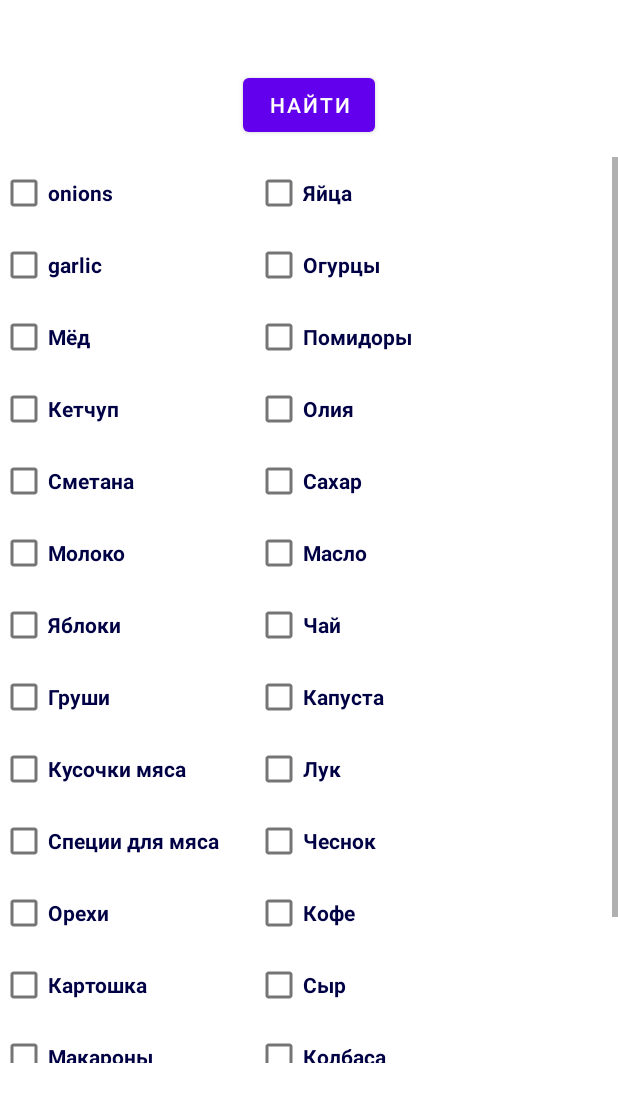
After one commit to yanushevilya/StudentCook, an Android app: the layout activity_checkbox_recipes.xml on its own in the app's theme, with its tools: preview values and no code run, on a phone screen of 412 x 824 dp. The commit adds this screen. Shown: the top 1102 px of the screen. Run offline under Robolectric (Android 15) with nearby library versions, the phone set to English and light mode, and no system bars.

Commit message:
Work version-3 (separate RecipeQueryTasks)

```diff
--- /dev/null
+++ b/app/src/main/java/com/example/studentcook/CheckboxRecipes.java
@@ -0,0 +1,50 @@
+package com.example.studentcook;
+
+import androidx.appcompat.app.AppCompatActivity;
+
+import android.content.Intent;
+import android.os.Bundle;
+import android.widget.Button;
+import android.widget.CheckBox;
+
+import java.net.URL;
+
+import static com.example.studentcook.NetworkUtils.generateURLCb;
+
+public class CheckboxRecipes extends AppCompatActivity {
+
+    Button btnInCheckBox;
+    CheckBox cbOnions;
+    CheckBox cbGarlic;
+
+    @Override
+    protected void onCreate(Bundle savedInstanceState) {
+        super.onCreate(savedInstanceState);
+        setContentView(R.layout.activity_checkbox_recipes);
+
+        btnInCheckBox = findViewById(R.id.btnInCheckBox);
+        cbOnions = findViewById(R.id.cbOnions);
+        cbGarlic = findViewById(R.id.cbGarlic);
+        String [] components = {cbOnions.getText().toString(), cbGarlic.getText().toString()};
+
+
+        btnInCheckBox.setOnClickListener(v -> {
+//            mainActivity.getmImgNames().clear();
+//            mainActivity.getmImgUrl().clear();
+
+            URL generatedURL = generateURLCb(components);
+
+            // Запуск задачи вынесенной в отдельный поток
+            new RecipeQueryTasks(null, CheckboxRecipes.this).execute(generatedURL);
+
+            startMainActivity();
+        });
+    }
+
+    private void startMainActivity() {
+        Intent intent = new Intent(this, MainActivity.class);
+        startActivity(intent);
+        finish();
+    }
+
+}
--- a/app/src/main/java/com/example/studentcook/MainActivity.java
+++ b/app/src/main/java/com/example/studentcook/MainActivity.java
@@ -50,7 +50,7 @@ public class MainActivity extends AppCompatActivity {
                 URL generatedURL = generateURL(etSearch.getText().toString());
 
                 // Запуск задачи вынесенной в отдельный поток
-                new RecipeQueryTasks(MainActivity.this).execute(generatedURL);
+                new RecipeQueryTasks(MainActivity.this, null).execute(generatedURL);
             }
         });
 
@@ -58,31 +58,31 @@ public class MainActivity extends AppCompatActivity {
     }
 
 
-    // #SOURCE
-    private void initSource() {
-        mImgNames.add("Baked Omelet With Broccoli &amp; Tomato");
-        mImgUrl.add("http://img.recipepuppy.com/123889.jpg");
-        mImgNames.add("Mild Curry Omelet");
-        mImgUrl.add("");
-        mImgNames.add("Light Italian Feta Omelet");
-        mImgUrl.add("http://img.recipepuppy.com/36027.jpg");
-        mImgNames.add("Awesome Cajun Omelet");
-        mImgUrl.add("");
-        mImgNames.add("Blue Cheese Omelet");
-        mImgUrl.add("http://img.recipepuppy.com/177663.jpg");
-        mImgNames.add("Canadian Bacon Omelet");
-        mImgUrl.add("");
-        mImgNames.add("Cauliflower and Feta Omelet");
-        mImgUrl.add("");
-        mImgNames.add("Chef Joey's Low Cal Breakfast Omelet");
-        mImgUrl.add("");
-        mImgNames.add("Vegan Omelet For One Recipe");
-        mImgUrl.add("http://img.re cipepuppy.com/328574.jpg");
-        mImgNames.add("Tomato Omelet Recipe");
-        mImgUrl.add("");
-
-        initRecyclerView();
-    }
+//    // #SOURCE
+//    private void initSource() {
+//        mImgNames.add("Baked Omelet With Broccoli &amp; Tomato");
+//        mImgUrl.add("http://img.recipepuppy.com/123889.jpg");
+//        mImgNames.add("Mild Curry Omelet");
+//        mImgUrl.add("");
+//        mImgNames.add("Light Italian Feta Omelet");
+//        mImgUrl.add("http://img.recipepuppy.com/36027.jpg");
+//        mImgNames.add("Awesome Cajun Omelet");
+//        mImgUrl.add("");
+//        mImgNames.add("Blue Cheese Omelet");
+//        mImgUrl.add("http://img.recipepuppy.com/177663.jpg");
+//        mImgNames.add("Canadian Bacon Omelet");
+//        mImgUrl.add("");
+//        mImgNames.add("Cauliflower and Feta Omelet");
+//        mImgUrl.add("");
+//        mImgNames.add("Chef Joey's Low Cal Breakfast Omelet");
+//        mImgUrl.add("");
+//        mImgNames.add("Vegan Omelet For One Recipe");
+//        mImgUrl.add("http://img.re cipepuppy.com/328574.jpg");
+//        mImgNames.add("Tomato Omelet Recipe");
+//        mImgUrl.add("");
+//
+//        initRecyclerView();
+//    }
 
     public void initRecyclerView() {
         RecyclerView recyclerView = findViewById(R.id.recycler_view);
--- a/app/src/main/java/com/example/studentcook/NetworkUtils.java
+++ b/app/src/main/java/com/example/studentcook/NetworkUtils.java
@@ -37,6 +37,37 @@ public class NetworkUtils {
         return url;
     }
 
+    // возвращаем URL (for CheckBox)
+    public static URL generateURLCb (String ... component) {
+        // используем Uri для построения html-строки запроса
+        // Uri позволяет нам строить строку запроса, при это
+        // подстановку управляющих симовлов типа =,?,& он берет на себя
+        // http://www.recipepuppy.com/api/?i=  onions,garlic  &q=  omelet  &p=3
+        String components = "";
+        for (int i=0; i<component.length; i++) {
+            if (i == component.length - 1) {
+                components = components + component[i];
+            } else {
+                components = components + component[i] + ",";
+            }
+        }
+
+        Uri buildUri = Uri.parse(RECIPE_BASE_URL).buildUpon()
+                .appendQueryParameter(RECIPE_OPTIONS_URL, components)
+                .appendQueryParameter(RECIPE_NAME_URL, "")
+                .appendQueryParameter(RECIPE_END_URL, "1")
+                .build();
+
+        // конвертируем Uri в URL
+        URL url = null;
+        try {
+            url = new URL(Uri.decode(buildUri.toString()));
+        } catch (MalformedURLException e) {
+            e.printStackTrace();
+        }
+        return url;
+    }
+
     // возвращаем JSON-объект из нашего URL
     public static String getResponseFromUrl(URL url) throws IOException {
         // создаем подключение по URL - url.openConnection()
--- a/app/src/main/java/com/example/studentcook/RecipeQueryTasks.java
+++ b/app/src/main/java/com/example/studentcook/RecipeQueryTasks.java
@@ -19,9 +19,12 @@ import static com.example.studentcook.NetworkUtils.getResponseFromUrl;
 class RecipeQueryTasks extends AsyncTask<URL, Void, String> {
 
     private final MainActivity mainActivity;
+    private final CheckboxRecipes checkboxRecipes;
 
-    public RecipeQueryTasks(MainActivity mainActivity) {
+
+    public RecipeQueryTasks(MainActivity mainActivity, CheckboxRecipes checkboxRecipes) {
         this.mainActivity = mainActivity;
+        this.checkboxRecipes = checkboxRecipes;
     }
 
     @Override
--- /dev/null
+++ b/app/src/main/res/layout/activity_checkbox_recipes.xml
@@ -0,0 +1,296 @@
+<?xml version="1.0" encoding="utf-8"?>
+<LinearLayout xmlns:android="http://schemas.android.com/apk/res/android"
+    xmlns:app="http://schemas.android.com/apk/res-auto"
+    xmlns:tools="http://schemas.android.com/tools"
+    android:layout_width="match_parent"
+    android:layout_height="match_parent"
+    android:orientation="vertical"
+    tools:context=".CheckboxRecipes">
+
+    <TextView
+        android:id="@+id/textView3"
+        android:layout_width="match_parent"
+        android:layout_height="wrap_content"
+        android:layout_gravity="center"
+        android:layout_marginTop="16dp"
+        android:text="Выберете продукты, которые у вас есть"
+        android:textColor="@color/white"
+        android:textSize="18dp"
+        android:textStyle="bold" />
+
+    <Button
+        android:id="@+id/btnInCheckBox"
+        android:layout_width="wrap_content"
+        android:layout_height="wrap_content"
+        android:layout_gravity="center"
+        android:layout_margin="5dp"
+        android:insetTop="6dp"
+        android:text="Найти" />
+
+    <ScrollView
+        android:layout_width="match_parent"
+        android:layout_height="604dp"
+        android:layout_gravity="center"
+        android:layout_marginTop="5dp">
+
+        <LinearLayout
+            android:layout_width="wrap_content"
+            android:layout_height="wrap_content"
+            android:orientation="horizontal">
+
+            <LinearLayout
+                android:layout_width="match_parent"
+                android:layout_height="match_parent"
+                android:orientation="vertical">
+
+                <CheckBox
+                    android:id="@+id/cbOnions"
+                    android:layout_width="match_parent"
+                    android:layout_height="wrap_content"
+                    android:text="onions"
+                    android:textColor="#004"
+                    android:textStyle="bold" />
+
+                <CheckBox
+                    android:id="@+id/cbGarlic"
+                    android:layout_width="match_parent"
+                    android:layout_height="wrap_content"
+                    android:text="garlic"
+                    android:textColor="#004"
+                    android:textStyle="bold" />
+
+                <CheckBox
+                    android:id="@+id/checkBox"
+                    android:layout_width="match_parent"
+                    android:layout_height="wrap_content"
+                    android:text="Мёд"
+                    android:textColor="#004"
+                    android:textStyle="bold" />
+
+                <CheckBox
+                    android:id="@+id/checkBox2"
+                    android:layout_width="170dp"
+                    android:layout_height="wrap_content"
+                    android:text="Кетчуп"
+                    android:textColor="#004"
+                    android:textStyle="bold" />
+
+                <CheckBox
+                    android:id="@+id/checkBox4"
+                    android:layout_width="match_parent"
+                    android:layout_height="wrap_content"
+                    android:text="Сметана"
+                    android:textColor="#004"
+                    android:textStyle="bold" />
+
+                <CheckBox
+                    android:id="@+id/checkBox5"
+                    android:layout_width="match_parent"
+                    android:layout_height="wrap_content"
+                    android:text="Молоко"
+                    android:textColor="#004"
+                    android:textStyle="bold" />
+
+                <CheckBox
+                    android:id="@+id/checkBox9"
+                    android:layout_width="match_parent"
+                    android:layout_height="wrap_content"
+                    android:text="Яблоки"
+                    android:textColor="#004"
+                    android:textStyle="bold" />
+
+                <CheckBox
+                    android:id="@+id/checkBox10"
+                    android:layout_width="match_parent"
+                    android:layout_height="wrap_content"
+                    android:text="Груши"
+                    android:textColor="#004"
+                    android:textStyle="bold" />
+
+                <CheckBox
+                    android:id="@+id/checkBox11"
+                    android:layout_width="match_parent"
+                    android:layout_height="wrap_content"
+                    android:text="Кусочки мяса"
+                    android:textColor="#004"
+                    android:textStyle="bold" />
+
+                <CheckBox
+                    android:id="@+id/checkBox12"
+                    android:layout_width="match_parent"
+                    android:layout_height="wrap_content"
+                    android:text="Специи для мяса"
+                    android:textColor="#004"
+                    android:textStyle="bold" />
+
+                <CheckBox
+                    android:id="@+id/checkBox13"
+                    android:layout_width="match_parent"
+                    android:layout_height="wrap_content"
+                    android:text="Орехи"
+                    android:textColor="#004"
+                    android:textStyle="bold" />
+
+                <CheckBox
+                    android:id="@+id/checkBox14"
+                    android:layout_width="match_parent"
+                    android:layout_height="wrap_content"
+                    android:text="Картошка"
+                    android:textColor="#004"
+                    android:textStyle="bold" />
+
+                <CheckBox
+                    android:id="@+id/checkBox16"
+                    android:layout_width="match_parent"
+                    android:layout_height="wrap_content"
+                    android:text="Макароны"
+                    android:textColor="#004"
+                    android:textStyle="bold" />
+
+                <CheckBox
+                    android:id="@+id/checkBox15"
+                    android:layout_width="match_parent"
+                    android:layout_height="wrap_content"
+                    android:text="Гречка"
+                    android:textColor="#004"
+                    android:textStyle="bold" />
+
+                <CheckBox
+                    android:id="@+id/checkBox17"
+                    android:layout_width="match_parent"
+                    android:layout_height="wrap_content"
+                    android:text="Рис"
+                    android:textColor="#004"
+                    android:textStyle="bold" />
+
+            </LinearLayout>
+
+            <LinearLayout
+                android:layout_width="match_parent"
+                android:layout_height="match_parent"
+                android:orientation="vertical">
+
+                <CheckBox
+                    android:id="@+id/checkBox30"
+                    android:layout_width="match_parent"
+                    android:layout_height="wrap_content"
+                    android:text="Яйца"
+                    android:textColor="#004"
+                    android:textStyle="bold" />
+
+                <CheckBox
+                    android:id="@+id/checkBox29"
+                    android:layout_width="match_parent"
+                    android:layout_height="wrap_content"
+                    android:text="Огурцы"
+                    android:textColor="#004"
+                    android:textStyle="bold" />
+
+                <CheckBox
+                    android:id="@+id/checkBox20"
+                    android:layout_width="match_parent"
+                    android:layout_height="wrap_content"
+                    android:text="Помидоры"
+                    android:textColor="#004"
+                    android:textStyle="bold" />
+
+                <CheckBox
+                    android:id="@+id/checkBox28"
+                    android:layout_width="match_parent"
+                    android:layout_height="wrap_content"
+                    android:text="Олия"
+                    android:textColor="#004"
+                    android:textStyle="bold" />
+
+                <CheckBox
+                    android:id="@+id/checkBox27"
+                    android:layout_width="match_parent"
+                    android:layout_height="wrap_content"
+                    android:text="Сахар"
+                    android:textColor="#004"
+                    android:textStyle="bold" />
+
+                <CheckBox
+                    android:id="@+id/checkBox26"
+                    android:layout_width="match_parent"
+                    android:layout_height="wrap_content"
+                    android:text="Масло"
+                    android:textColor="#004"
+                    android:textStyle="bold" />
+
+                <CheckBox
+                    android:id="@+id/checkBox25"
+                    android:layout_width="match_parent"
+                    android:layout_height="wrap_content"
+                    android:text="Чай"
+                    android:textColor="#004"
+                    android:textStyle="bold" />
+
+                <CheckBox
+                    android:id="@+id/checkBox24"
+                    android:layout_width="match_parent"
+                    android:layout_height="wrap_content"
+                    android:text="Капуста"
+                    android:textColor="#004"
+                    android:textStyle="bold" />
+
+                <CheckBox
+                    android:id="@+id/checkBox23"
+                    android:layout_width="match_parent"
+                    android:layout_height="wrap_content"
+                    android:text="Лук"
+                    android:textColor="#004"
+                    android:textStyle="bold" />
+
+                <CheckBox
+                    android:id="@+id/checkBox22"
+                    android:layout_width="match_parent"
+                    android:layout_height="wrap_content"
+                    android:text="Чеснок"
+                    android:textColor="#004"
+                    android:textStyle="bold" />
+
+                <CheckBox
+                    android:id="@+id/checkBox3"
+                    android:layout_width="170dp"
+                    android:layout_height="wrap_content"
+                    android:text="Кофе"
+                    android:textColor="#004"
+                    android:textStyle="bold" />
+
+                <CheckBox
+                    android:id="@+id/checkBox6"
+                    android:layout_width="match_parent"
+                    android:layout_height="wrap_content"
+                    android:text="Сыр"
+                    android:textColor="#004"
+                    android:textStyle="bold" />
+
+                <CheckBox
+                    android:id="@+id/checkBox7"
+                    android:layout_width="match_parent"
+                    android:layout_height="wrap_content"
+                    android:text="Колбаса"
+                    android:textColor="#004"
+                    android:textStyle="bold" />
+
+                <CheckBox
+                    android:id="@+id/checkBox8"
+                    android:layout_width="match_parent"
+                    android:layout_height="wrap_content"
+                    android:text="Пельмени"
+                    android:textColor="#004"
+                    android:textStyle="bold" />
+
+                <CheckBox
+                    android:id="@+id/checkBox21"
+                    android:layout_width="match_parent"
+                    android:layout_height="wrap_content"
+                    android:text="Пшено"
+                    android:textColor="#004"
+                    android:textStyle="bold" />
+            </LinearLayout>
+        </LinearLayout>
+    </ScrollView>
+
+</LinearLayout>
```
